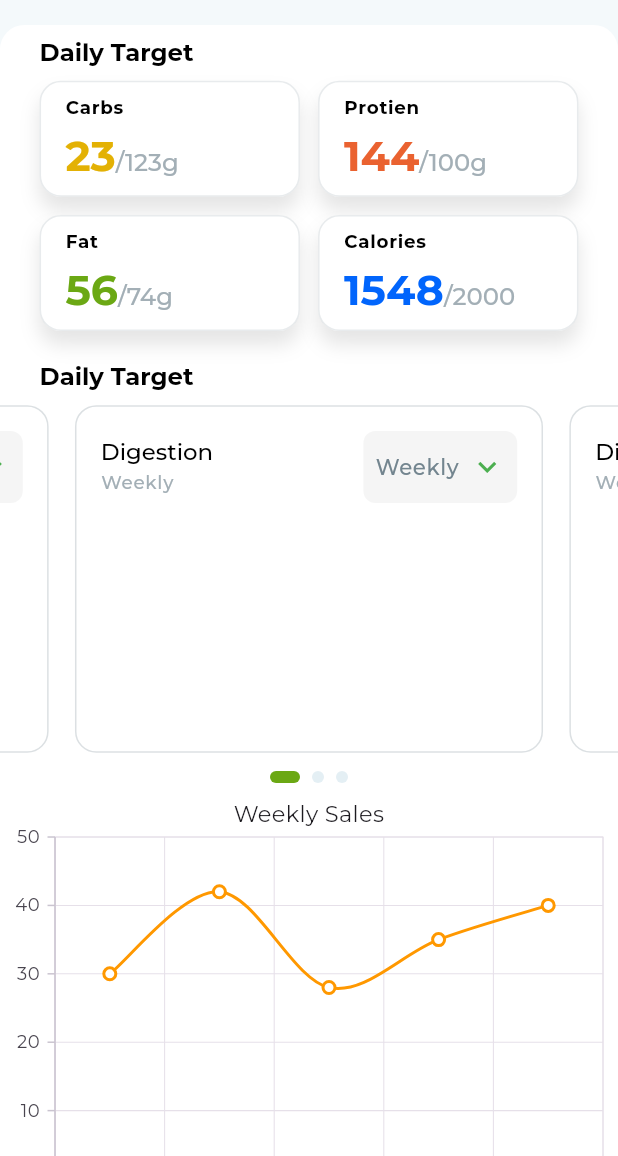
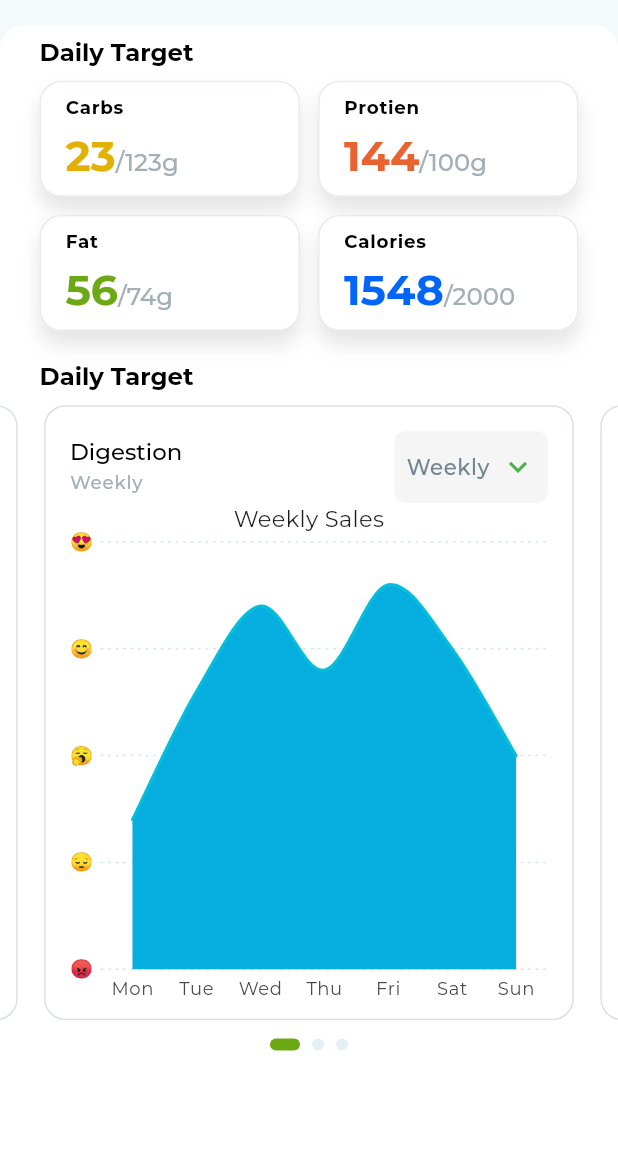
Before and after one commit to sudoahmed/m_ahmad_task, a Flutter app: the screen it shows after launch, on a phone screen of 412 x 824 dp, the part 80-1236 px from its top. Run offline on Flutter 3.47's test engine with Material 3 defaults, Android fonts, the phone set to English and light mode, and no system bars; drawn by our look-alikes of carousel_slider; our stand-ins replace flutter_screenutil, flutter_svg, get, syncfusion_flutter_charts; project files that could hold a hidden picture were left out.

Commit message:
Update color constants and enhance HomeView chart with new data and styling

```diff
--- a/lib/app/core/constants/colors.dart
+++ b/lib/app/core/constants/colors.dart
@@ -17,4 +17,7 @@ class AppColors {
   static const Color slateGray = Color(0xFF73858F);
   static const Color catskillWhite = Color(0xFFE4EFF4);
   static const Color hitGray = Color(0xFFA3AFB6);
+  static const Color cornFlorwerBlue = Color(0xFF6495ED);
+  static const Color robinsEggBlue = Color(0xFF04BFDA);
+  static const Color brightTurquoise = Color(0xFF0AE1EF);
 }
--- a/lib/app/modules/home/views/home_view.dart
+++ b/lib/app/modules/home/views/home_view.dart
@@ -21,13 +21,14 @@ class ChartData {
 
 class HomeView extends GetView<HomeController> {
   HomeView({super.key});
-
   final List<ChartData> chartData = [
-    ChartData('Mon', 30),
-    ChartData('Tue', 42),
-    ChartData('Wed', 28),
-    ChartData('Thu', 35),
-    ChartData('Fri', 40),
+    ChartData('Mon', 35),
+    ChartData('Tue', 65),
+    ChartData('Wed', 85),
+    ChartData('Thu', 70),
+    ChartData('Fri', 90),
+    ChartData('Sat', 75),
+    ChartData('Sun', 50),
   ];
   @override
   Widget build(BuildContext context) {
@@ -196,6 +197,8 @@ class HomeView extends GetView<HomeController> {
                     carouselController: controller.carouselController,
                     itemCount: 3,
                     options: CarouselOptions(
+                      viewportFraction: 0.9,
+                      height: 410,
                       initialPage: controller.initalCarouselIndex,
                       onPageChanged: (index, reason) {
                         controller.currentCarouselIndex.value = index;
@@ -206,9 +209,7 @@ class HomeView extends GetView<HomeController> {
                         padding: EdgeInsets.all(16.sp),
                         margin: EdgeInsets.symmetric(horizontal: 8.w),
                         width: 327.w,
-                        height: 300.h,
                         decoration: BoxDecoration(
-                          color: AppColors.white,
                           borderRadius: BorderRadius.circular(14.r),
                           border: Border.all(
                               color: AppColors.slateGray.withOpacity(0.25),
@@ -275,6 +276,97 @@ class HomeView extends GetView<HomeController> {
                                 ),
                               ],
                             ),
+                            Container(
+                              width:
+                                  double.infinity, // Use full width of parent
+                              height: 327.h, // Adjust based on your needs
+                              child: SfCartesianChart(
+                                margin: EdgeInsets.zero,
+                                plotAreaBorderWidth: 0,
+                                primaryXAxis: CategoryAxis(
+                                  axisLine: AxisLine(
+                                      width: 0), // Remove axis line if needed
+                                  majorTickLines: MajorTickLines(size: 0),
+                                  majorGridLines: MajorGridLines(width: 0),
+                                ),
+                                primaryYAxis: NumericAxis(
+                                  minimum: 0,
+                                  maximum: 100,
+                                  interval: 25,
+                                  axisLine: AxisLine(
+                                      width: 0), // Remove axis line if needed
+                                  majorTickLines: MajorTickLines(size: 0),
+                                  majorGridLines: MajorGridLines(
+                                    width: 1,
+                                    color: AppColors.cornFlorwerBlue
+                                        .withOpacity(0.25),
+                                    dashArray: <double>[
+                                      2,
+                                      3
+                                    ], // Creates dotted lines
+                                  ),
+                                  axisLabelFormatter:
+                                      (AxisLabelRenderDetails details) {
+                                    String emoji = '';
+                                    num value = details.value;
+
+                                    if (value >= 100) {
+                                      emoji = '😍'; // Very happy (100+)
+                                    } else if (value >= 70) {
+                                      emoji = '😊'; // Happy (70-99)
+                                    } else if (value >= 50) {
+                                      emoji = '🥱'; // Neutral (50-69)
+                                    } else if (value >= 25) {
+                                      // Changed from > to >=
+                                      emoji = '😔'; // Sad (25-49)
+                                    } else {
+                                      emoji = '😡'; // Very sad (0-24)
+                                    }
+
+                                    return ChartAxisLabel(
+                                        emoji,
+                                        details.textStyle
+                                            .copyWith(fontSize: 16));
+                                  },
+                                ),
+                                title: ChartTitle(text: 'Weekly Sales'),
+                                tooltipBehavior: TooltipBehavior(enable: true),
+                                series: <CartesianSeries>[
+                                  SplineAreaSeries<ChartData, String>(
+                                    dataSource: chartData,
+                                    xValueMapper: (ChartData data, _) => data.x,
+                                    yValueMapper: (ChartData data, _) => data.y,
+                                    borderWidth: 0, // No border for this series
+                                    onCreateShader: (ShaderDetails details) {
+                                      return LinearGradient(
+                                        colors: [
+                                          AppColors.brightTurquoise.withOpacity(
+                                              0.8), // Top color (more opaque)
+                                          AppColors.brightTurquoise.withOpacity(
+                                              0.07), // Bottom color (more transparent)
+                                          AppColors.brightTurquoise.withOpacity(
+                                              0.0001), // Bottom color (more transparent)
+                                        ],
+                                        begin: Alignment.topCenter,
+                                        end: Alignment.bottomCenter,
+                                      ).createShader(details.rect);
+                                    },
+                                  ),
+
+                                  // Second series: Solid line on top (no fill)
+                                  SplineSeries<ChartData, String>(
+                                    dataSource: chartData,
+                                    xValueMapper: (ChartData data, _) => data.x,
+                                    yValueMapper: (ChartData data, _) => data.y,
+                                    color: AppColors
+                                        .robinsEggBlue, // Solid line color
+                                    width: 2, // Line width
+                                    markerSettings:
+                                        MarkerSettings(isVisible: false),
+                                  ),
+                                ],
+                              ),
+                            ),
                           ],
                         ),
                       );
@@ -302,22 +394,6 @@ class HomeView extends GetView<HomeController> {
                         );
                       }),
                     ),
-                  ),
-                  SfCartesianChart(
-                    primaryXAxis: CategoryAxis(), // or DateTimeAxis()
-                    primaryYAxis: NumericAxis(),
-                    title: ChartTitle(text: 'Weekly Sales'),
-                    tooltipBehavior: TooltipBehavior(enable: true),
-                    series: <CartesianSeries>[
-                      SplineSeries<ChartData, String>(
-                        dataSource: chartData,
-                        xValueMapper: (ChartData data, _) => data.x,
-                        yValueMapper: (ChartData data, _) => data.y,
-                        color: Colors.orange,
-                        width: 2,
-                        markerSettings: MarkerSettings(isVisible: true),
-                      )
-                    ],
                   ),
 
                   // Container(
```
